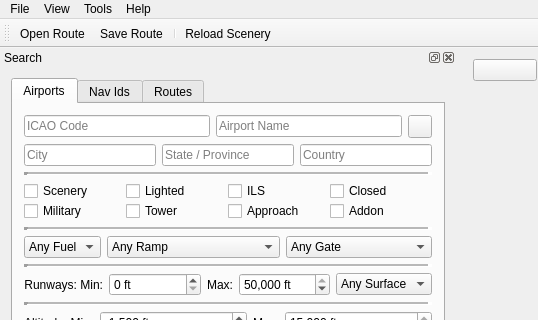
This is src/gui/mainwindow.ui in albar965/littlenavmap as Qt 5 draws it before an edit; both pictures show x 0 to 538 and y 0 to 320 of the 1015 by 711 pixel window. The edited form follows.
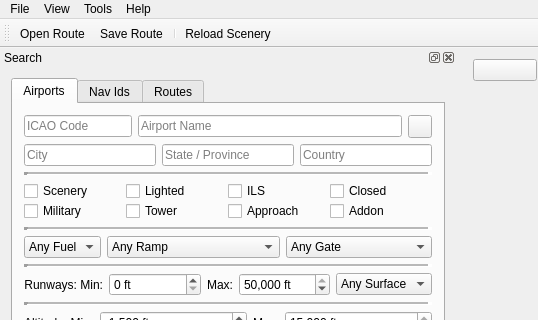
This is the edited form. Icons and pictures are not drawn.

```diff
--- a/src/gui/mainwindow.ui
+++ b/src/gui/mainwindow.ui
@@ -137,16 +137,40 @@
              </property>
              <item>
               <widget class="QLineEdit" name="lineEditAirportIcaoSearch">
+               <property name="sizePolicy">
+                <sizepolicy hsizetype="Expanding" vsizetype="Fixed">
+                 <horstretch>0</horstretch>
+                 <verstretch>0</verstretch>
+                </sizepolicy>
+               </property>
                <property name="placeholderText">
                 <string>ICAO Code</string>
                </property>
+               <property name="clearButtonEnabled">
+                <bool>true</bool>
+               </property>
               </widget>
              </item>
              <item>
               <widget class="QLineEdit" name="lineEditAirportNameSearch">
+               <property name="sizePolicy">
+                <sizepolicy hsizetype="Expanding" vsizetype="Fixed">
+                 <horstretch>2</horstretch>
+                 <verstretch>0</verstretch>
+                </sizepolicy>
+               </property>
+               <property name="sizeIncrement">
+                <size>
+                 <width>0</width>
+                 <height>0</height>
+                </size>
+               </property>
                <property name="placeholderText">
                 <string>Airport Name</string>
                </property>
+               <property name="clearButtonEnabled">
+                <bool>true</bool>
+               </property>
               </widget>
              </item>
              <item>
```
Left out of the diff: 70 changed lines with no effect on the pictures.
